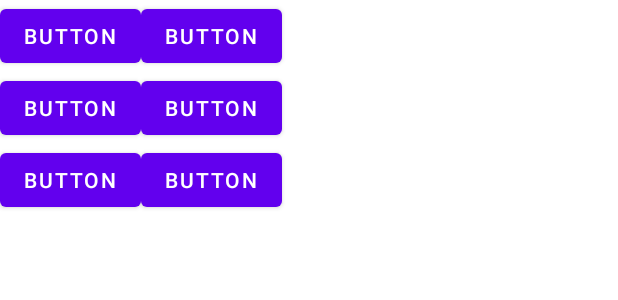
After one commit to he-2-iiu/AndroidLabs, an Android app: the layout table_layout.xml on its own in the app's theme, with its tools: preview values and no code run, on a phone screen of 412 x 824 dp. The commit adds this screen. Shown: the top 300 px of the screen. Run offline under Robolectric (Android 15) with nearby library versions, the light colour scheme and no system bars.

Commit message:
Add table_layout and fix activity_main layout

```diff
--- a/practice1/layouttype/src/main/res/layout/activity_main.xml
+++ b/practice1/layouttype/src/main/res/layout/activity_main.xml
@@ -47,8 +47,8 @@
 
                 <TextView
                     android:id="@+id/textView4"
-                    android:layout_width="wrap_content"
-                    android:layout_height="wrap_content"
+                    android:layout_width="192dp"
+                    android:layout_height="match_parent"
                     android:text="Organisation:" />
 
                 <TextView
@@ -66,6 +66,7 @@
                     android:id="@+id/imageView3"
                     android:layout_width="wrap_content"
                     android:layout_height="wrap_content"
+                    android:layout_gravity="left"
                     app:srcCompat="@android:drawable/sym_action_call" />
 
                 <TextView
--- a/practice1/layouttype/src/main/res/layout/relative_layout.xml
+++ b/practice1/layouttype/src/main/res/layout/relative_layout.xml
@@ -7,4 +7,5 @@
         android:layout_width="wrap_content"
         android:layout_height="wrap_content"
         android:text="Button" />
+
 </RelativeLayout>
--- /dev/null
+++ b/practice1/layouttype/src/main/res/layout/table_layout.xml
@@ -0,0 +1,55 @@
+<?xml version="1.0" encoding="utf-8"?>
+<TableLayout xmlns:android="http://schemas.android.com/apk/res/android"
+    android:layout_width="match_parent" android:layout_height="match_parent">
+
+    <TableRow
+        android:layout_width="match_parent"
+        android:layout_height="match_parent" >
+
+        <Button
+            android:id="@+id/button21"
+            android:layout_width="wrap_content"
+            android:layout_height="wrap_content"
+            android:text="Button" />
+
+        <Button
+            android:id="@+id/button22"
+            android:layout_width="wrap_content"
+            android:layout_height="wrap_content"
+            android:text="Button" />
+    </TableRow>
+
+    <TableRow
+        android:layout_width="match_parent"
+        android:layout_height="match_parent" >
+
+        <Button
+            android:id="@+id/button23"
+            android:layout_width="wrap_content"
+            android:layout_height="wrap_content"
+            android:text="Button" />
+
+        <Button
+            android:id="@+id/button24"
+            android:layout_width="wrap_content"
+            android:layout_height="wrap_content"
+            android:text="Button" />
+    </TableRow>
+
+    <TableRow
+        android:layout_width="match_parent"
+        android:layout_height="match_parent" >
+
+        <Button
+            android:id="@+id/button25"
+            android:layout_width="wrap_content"
+            android:layout_height="wrap_content"
+            android:text="Button" />
+
+        <Button
+            android:id="@+id/button26"
+            android:layout_width="wrap_content"
+            android:layout_height="wrap_content"
+            android:text="Button" />
+    </TableRow>
+</TableLayout>
```
